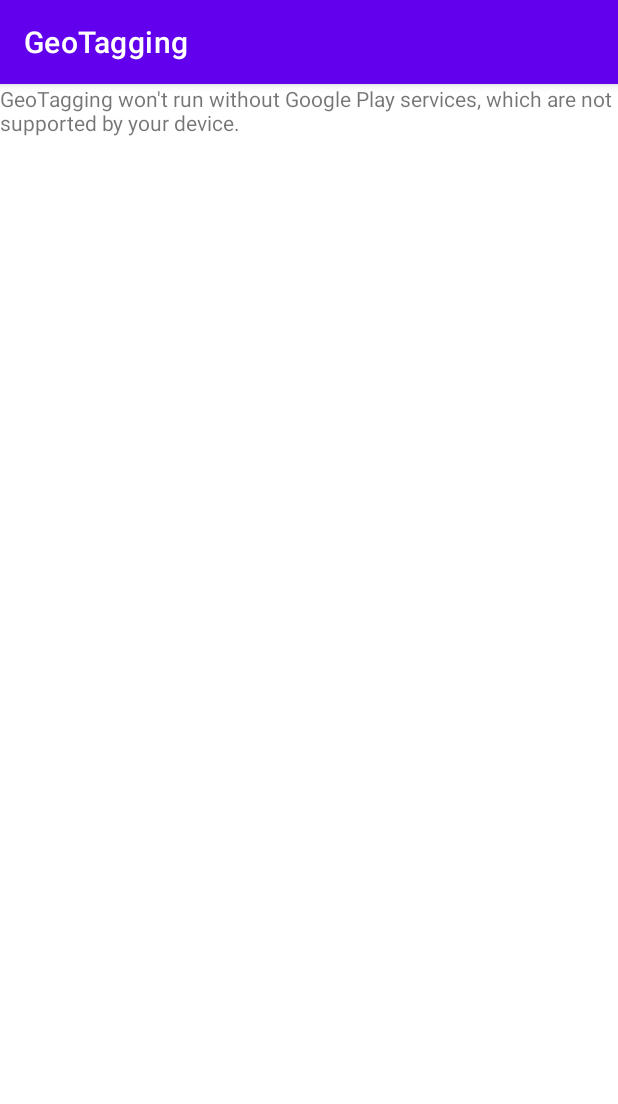
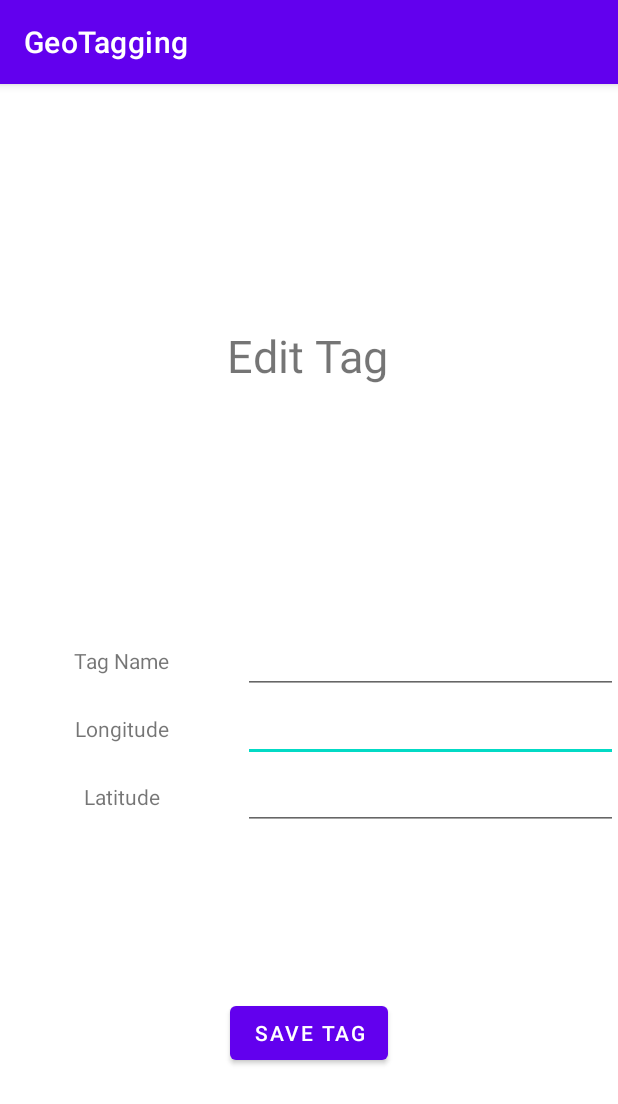
Before and after one commit to scalla1/MobileAppFinalProject, an Android app: the screen it shows after launch (MainActivity), on a phone screen of 412 x 824 dp. Shown: the top 1104 px of the screen. Run offline under Robolectric (Android 15) with nearby library versions, the phone set to English and light mode, and no system bars.

Commit message:
added address fragment, ui added for edit

```diff
--- a/GeoTagging/app/build.gradle
+++ b/GeoTagging/app/build.gradle
@@ -11,7 +11,7 @@ android {
     defaultConfig {
         applicationId "com.mobilapp.geotagging"
         minSdk 21
-        targetSdk 32
+        targetSdk 31
         versionCode 1
         versionName "1.0"
 
--- a/GeoTagging/app/src/main/java/com/mobilapp/geotagging/MainActivity.java
+++ b/GeoTagging/app/src/main/java/com/mobilapp/geotagging/MainActivity.java
@@ -34,28 +34,14 @@ import com.google.android.gms.location.LocationRequest;
 public class MainActivity extends AppCompatActivity {
 
     // Google's API for location services
-    FusedLocationProviderClient fusedLocationProviderClient;
+    //FusedLocationProviderClient fusedLocationProviderClient;
 
     // Location request
-    LocationRequest locationRequest;
+    //LocationRequest locationRequest;
 
     @Override
     protected void onCreate(Bundle savedInstanceState) {
         super.onCreate(savedInstanceState);
         setContentView(R.layout.activity_main);
-
-
-
-        // set all properties of Location Request
-        locationRequest = new LocationRequest();
-
-        // how often does the default location check occur?
-        locationRequest.setInterval(1000 * 30);
-
-        //how often does the location check occur when set to the most frequest update
-        locationRequest.setFastestInterval(5000);
-
-        locationRequest.setPriority(LocationRequest.PRIORITY_BALANCED_POWER_ACCURACY);
-
     }
 }
--- a/GeoTagging/app/src/main/res/layout/fragment_edit.xml
+++ b/GeoTagging/app/src/main/res/layout/fragment_edit.xml
@@ -1,14 +1,88 @@
 <?xml version="1.0" encoding="utf-8"?>
-<FrameLayout xmlns:android="http://schemas.android.com/apk/res/android"
+<androidx.constraintlayout.widget.ConstraintLayout xmlns:android="http://schemas.android.com/apk/res/android"
+    xmlns:app="http://schemas.android.com/apk/res-auto"
     xmlns:tools="http://schemas.android.com/tools"
     android:layout_width="match_parent"
     android:layout_height="match_parent"
     tools:context=".EditFragment">
 
-    <!-- TODO: Update blank fragment layout -->
+
+    <EditText
+        android:id="@+id/editTextLongitude"
+        android:layout_width="250dp"
+        android:layout_height="wrap_content"
+        android:inputType="text"
+        app:layout_constraintEnd_toEndOf="parent"
+        app:layout_constraintTop_toBottomOf="@+id/editTextTagName" />
+
     <TextView
-        android:layout_width="match_parent"
-        android:layout_height="match_parent"
-        android:text="@string/hello_blank_fragment" />
+        android:id="@+id/textViewLatitude"
+        android:layout_width="wrap_content"
+        android:layout_height="wrap_content"
+        android:text="@string/latitude"
+        app:layout_constraintBottom_toBottomOf="@+id/editTextLatitude"
+        app:layout_constraintEnd_toStartOf="@+id/editTextLatitude"
+        app:layout_constraintStart_toStartOf="parent"
+        app:layout_constraintTop_toBottomOf="@+id/editTextLongitude" />
 
-</FrameLayout>
+    <TextView
+        android:id="@+id/textViewLongitude"
+        android:layout_width="wrap_content"
+        android:layout_height="wrap_content"
+        android:text="@string/longitude"
+        app:layout_constraintBottom_toBottomOf="@+id/editTextLongitude"
+        app:layout_constraintEnd_toStartOf="@+id/editTextLongitude"
+        app:layout_constraintStart_toStartOf="parent"
+        app:layout_constraintTop_toTopOf="@+id/editTextLongitude" />
+
+    <EditText
+        android:id="@+id/editTextLatitude"
+        android:layout_width="250dp"
+        android:layout_height="wrap_content"
+        android:inputType="text"
+        app:layout_constraintEnd_toEndOf="parent"
+        app:layout_constraintTop_toBottomOf="@+id/editTextLongitude" />
+
+    <TextView
+        android:id="@+id/textViewTagName"
+        android:layout_width="wrap_content"
+        android:layout_height="wrap_content"
+        android:text="@string/tagName"
+        app:layout_constraintBottom_toBottomOf="@+id/editTextTagName"
+        app:layout_constraintEnd_toStartOf="@+id/editTextTagName"
+        app:layout_constraintStart_toStartOf="parent"
+        app:layout_constraintTop_toTopOf="@+id/editTextTagName" />
+
+    <EditText
+        android:id="@+id/editTextTagName"
+        android:layout_width="250dp"
+        android:layout_height="wrap_content"
+        android:inputType="text"
+        app:layout_constraintBottom_toBottomOf="parent"
+        app:layout_constraintEnd_toEndOf="parent"
+        app:layout_constraintTop_toTopOf="parent" />
+
+    <TextView
+        android:id="@+id/textViewTitle"
+        android:layout_width="wrap_content"
+        android:layout_height="wrap_content"
+        android:text="@string/editFragmentTitle"
+        android:textSize="30dp"
+        app:layout_constraintBottom_toTopOf="@+id/editTextTagName"
+        app:layout_constraintEnd_toEndOf="parent"
+        app:layout_constraintHorizontal_bias="0.498"
+        app:layout_constraintStart_toStartOf="parent"
+        app:layout_constraintTop_toTopOf="parent" />
+
+    <Button
+        android:id="@+id/button4"
+        android:layout_width="wrap_content"
+        android:layout_height="wrap_content"
+        android:text="@string/saveTag"
+        app:layout_constraintBottom_toBottomOf="parent"
+        app:layout_constraintEnd_toEndOf="parent"
+        app:layout_constraintStart_toStartOf="parent"
+        app:layout_constraintTop_toBottomOf="@+id/editTextLatitude" />
+
+
+</androidx.constraintlayout.widget.ConstraintLayout>
--- a/GeoTagging/app/src/main/res/navigation/nav_graph.xml
+++ b/GeoTagging/app/src/main/res/navigation/nav_graph.xml
@@ -3,7 +3,7 @@
     xmlns:app="http://schemas.android.com/apk/res-auto"
     xmlns:tools="http://schemas.android.com/tools"
     android:id="@+id/nav_graph"
-    app:startDestination="@id/mapFragment">
+    app:startDestination="@id/editFragment">
 
     <fragment
         android:id="@+id/mapFragment"
@@ -23,11 +23,20 @@
         android:id="@+id/editFragment"
         android:name="com.mobilapp.geotagging.EditFragment"
         android:label="fragment_edit"
-        tools:layout="@layout/fragment_edit" />
+        tools:layout="@layout/fragment_edit" >
+        <argument
+            android:name="TagID"
+            app:argType="integer" />
+    </fragment>
     <fragment
         android:id="@+id/exportFragment"
         android:name="com.mobilapp.geotagging.ExportFragment"
         android:label="fragment_export"
         tools:layout="@layout/fragment_export" />
+    <fragment
+        android:id="@+id/findAddressFragment"
+        android:name="com.mobilapp.geotagging.FindAddressFragment"
+        android:label="fragment_find_address"
+        tools:layout="@layout/fragment_find_address" />
 
 </navigation>
--- a/GeoTagging/app/src/main/res/values/strings.xml
+++ b/GeoTagging/app/src/main/res/values/strings.xml
@@ -3,4 +3,12 @@
     <string name="hello_blank_fragment">Hello blank fragment</string>
     <string name="map">map fragment</string>
     <string name="title_activity_maps">MapsActivity</string>
+    <string name="findAddress">Enter the address of where you want to place your tag:</string>
+    <string name="findAddressHint">Enter Address</string>
+    <string name="makeTag">Make Tag</string>
+    <string name="tagName">Tag Name</string>
+    <string name="editFragmentTitle">Edit Tag</string>
+    <string name="latitude">Latitude</string>
+    <string name="longitude">Longitude</string>
+    <string name="saveTag">Save Tag</string>
 </resources>
```
Also changed, not shown: GeoTagging/app/src/main/java/com/mobilapp/geotagging/FindAddressFragment.java (added, +88 -0 lines), GeoTagging/app/src/main/res/layout/fragment_find_address.xml (added, +56 -0 lines).
